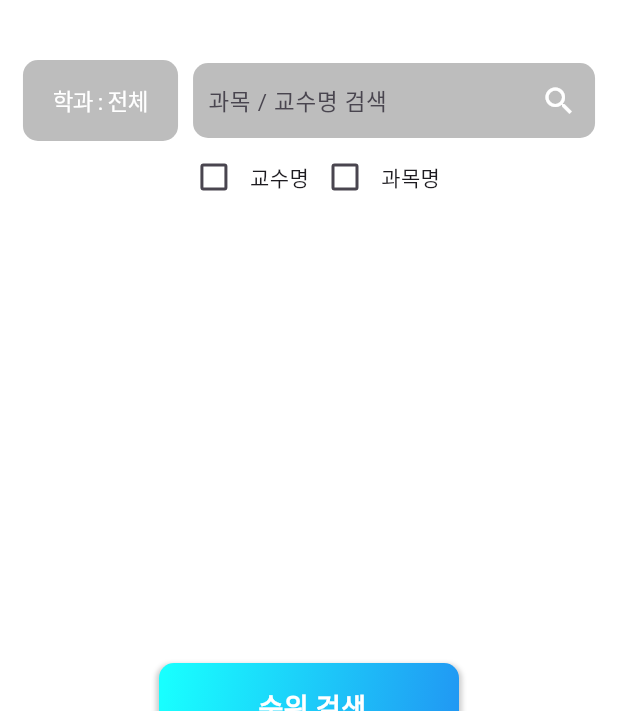
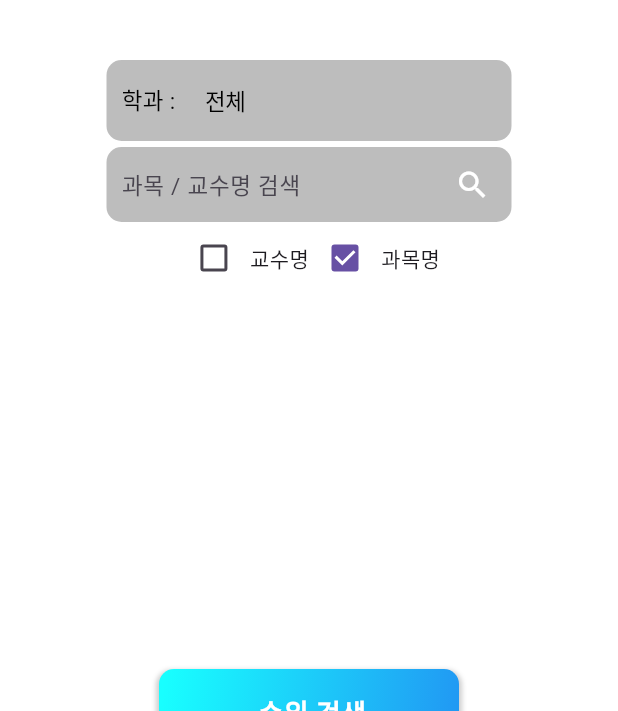
Before and after one commit to okm1172/how_about_this_class, a Flutter app: the screen it shows after launch, on a phone screen of 412 x 824 dp, the part 525-1236 px from its top. Run offline on Flutter 3.47's test engine with Material 3 defaults, Android fonts, the phone set to English and light mode, and no system bars; drawn by our look-alikes of flutter_typeahead, simple_gradient_text; our stand-ins replace syncfusion_flutter_charts, syncfusion_flutter_gauges.

Commit message:
search_screen 내 입맛대로 UI변경 및 교수명/과목명 초기 설정

```diff
--- a/lib/homescreen.dart
+++ b/lib/homescreen.dart
@@ -20,7 +20,7 @@ class search_screen extends StatefulWidget {
 class _search_screenState extends State<search_screen> {
   TextEditingController _controller = TextEditingController();
   bool professor_search = false;
-  bool class_search = false;
+  bool class_search = true;
   String searchText = '';
   String _selected_dep = '전체';
   int _selectedItem1 = 0;
@@ -31,7 +31,13 @@ class _search_screenState extends State<search_screen> {
   Widget build(BuildContext context) {
 
     return Scaffold(
-      body: Container(
+      //키보드 overflow 처리
+      resizeToAvoidBottomInset: false,
+      body: GestureDetector(
+        onTap: () {
+          FocusManager.instance.primaryFocus?.unfocus();
+        },
+        child: Container(
           width: MediaQuery.of(context).size.width,
           height: MediaQuery.of(context).size.height,
           color: Colors.white,
@@ -77,21 +83,24 @@ class _search_screenState extends State<search_screen> {
                   ),
                 ],
               ),
-            SingleChildScrollView(
-              scrollDirection: Axis.horizontal,
-              child: Row(
-                mainAxisAlignment: MainAxisAlignment.center,
+              Column(
+                crossAxisAlignment: CrossAxisAlignment.start,
                   children: [
                     Container(
+                      width: 270,
+                      padding: EdgeInsets.fromLTRB(10, 0, 10, 0),
                       decoration: BoxDecoration(
                         color: Colors.grey.shade400,
                         borderRadius:
                             BorderRadius.circular(10.0), // 이 부분이 모서리를 둥글게 만듭니다.
                       ),
-                    child: CupertinoButton(
+                      child: Row(
+                        children: [
+                          Text('학과 :', style: TextStyle(fontSize: 15, color: Colors.black)),
+                        CupertinoButton(
                             child: Text(
-                          '학과 : ' + _selected_dep,
-                          style: TextStyle(fontSize: 15, color: Colors.white),
+                              _selected_dep,
+                              style: TextStyle(fontSize: 15, color: Colors.black),
                             ),
                             onPressed: () => showCupertinoModalPopup(
                                 context: context,
@@ -114,11 +123,41 @@ class _search_screenState extends State<search_screen> {
                                     ),
                                   );
                                 })),
+                        ],
+                      )
+                /*
+                      child: CupertinoButton(
+                          child: Text(
+                            '학과 : ' + _selected_dep,
+                            style: TextStyle(fontSize: 15, color: Colors.black),
+                          ),
+                          onPressed: () => showCupertinoModalPopup(
+                              context: context,
+                              builder: (BuildContext builder) {
+                                return Container(
+                                  height: MediaQuery.of(context).size.height / 3,
+                                  color: Colors.white,
+                                  child: CupertinoPicker(
+                                    itemExtent: 30,
+                                    onSelectedItemChanged: (int value) {
+                                      setState(() {
+                                        _selectedItem1 = value;
+                                        _selected_dep = dep_list[value];
+                                      });
+                                    },
+                                    children: List<Widget>.generate(dep_list.length,
+                                        (int index) {
+                                      return Center(child: Text(dep_list[index]));
+                                    }),
+                                  ),
+                                );
+                              })),*/
                     ),
                     SizedBox(
-                    width: 10,
+                      height: 4,
                     ),
                     Container(
+                      width: 270,
                       height: 50,
                       decoration: BoxDecoration(
                         color: Colors.grey.shade400,
@@ -215,7 +254,6 @@ class _search_screenState extends State<search_screen> {
                     ),
                   ],
                 ),
-            ),
               Row(
                 mainAxisAlignment: MainAxisAlignment.center,
                 children: [
@@ -243,7 +281,7 @@ class _search_screenState extends State<search_screen> {
               ),
 
 
-            SizedBox(height: 300,),
+              SizedBox(height: 250,),
               GestureDetector(
                   onTap: () => Navigator.of(context).push(
                         PageRouteBuilder(
@@ -298,6 +336,7 @@ class _search_screenState extends State<search_screen> {
             ],
           ),
         ),
+      ),
     );
   }
 }
--- a/lib/recommend_screen/class_recommend_screen.dart
+++ b/lib/recommend_screen/class_recommend_screen.dart
@@ -269,7 +269,7 @@ class _class_recommend_screenState extends State<class_recommend_screen> {
                     height: 30,
                     width: 120,
                     decoration: BoxDecoration(
-                      color: Colors.grey.shade400,
+                      color: op1 == true ? Colors.black38 : Colors.grey.shade400,
                       borderRadius: BorderRadius.circular(30.0),
                     ),
                     child: Column(
@@ -286,7 +286,6 @@ class _class_recommend_screenState extends State<class_recommend_screen> {
                 ),
                 GestureDetector(
                   onTap: () {
-
                     setState(() {
                       op1=false;
                       op2=true;
@@ -299,7 +298,7 @@ class _class_recommend_screenState extends State<class_recommend_screen> {
                     height: 30,
                     width: 120,
                     decoration: BoxDecoration(
-                      color: Colors.grey.shade400,
+                      color: op2 == true ? Colors.black38 : Colors.grey.shade400,
                       borderRadius: BorderRadius.circular(30.0),
                     ),
                     child: Column(
@@ -320,7 +319,6 @@ class _class_recommend_screenState extends State<class_recommend_screen> {
             Row(
               mainAxisAlignment: MainAxisAlignment.spaceEvenly,
               children: [
-
                 GestureDetector(
                   onTap: () {
                     setState(() {
@@ -335,7 +333,7 @@ class _class_recommend_screenState extends State<class_recommend_screen> {
                     height: 30,
                     width: 70,
                     decoration: BoxDecoration(
-                      color: Colors.grey.shade400,
+                      color: op3 == true ? Colors.black38 : Colors.grey.shade400,
                       borderRadius: BorderRadius.circular(30.0),
                     ),
                     child: Column(
@@ -364,7 +362,7 @@ class _class_recommend_screenState extends State<class_recommend_screen> {
                     height: 30,
                     width: 70,
                     decoration: BoxDecoration(
-                      color: Colors.grey.shade400,
+                      color: op4 == true ? Colors.black38 : Colors.grey.shade400,
                       borderRadius: BorderRadius.circular(30.0),
                     ),
                     child: Column(
@@ -393,7 +391,7 @@ class _class_recommend_screenState extends State<class_recommend_screen> {
                     height: 30,
                     width: 70,
                     decoration: BoxDecoration(
-                      color: Colors.grey.shade400,
+                      color: op5 == true ? Colors.black38 : Colors.grey.shade400,
                       borderRadius: BorderRadius.circular(30.0),
                     ),
                     child: Column(
```
Lines whose indentation alone changed are shown as unchanged.
